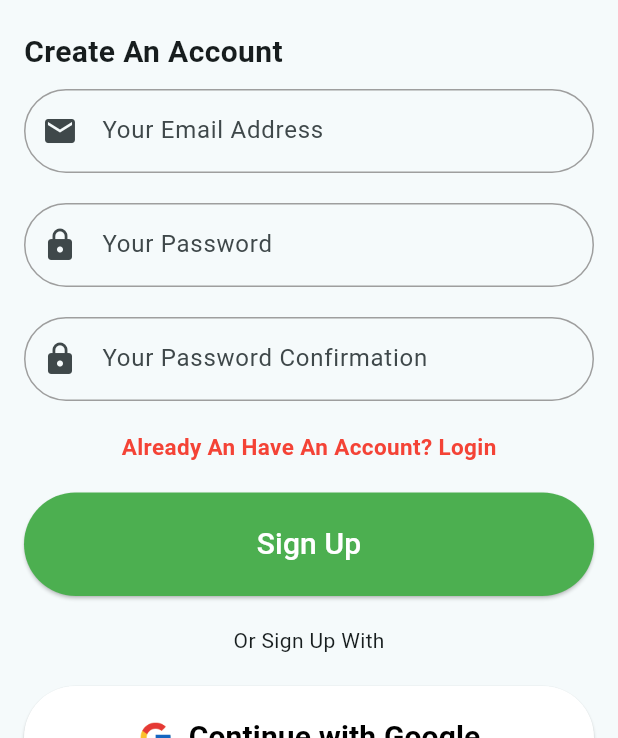
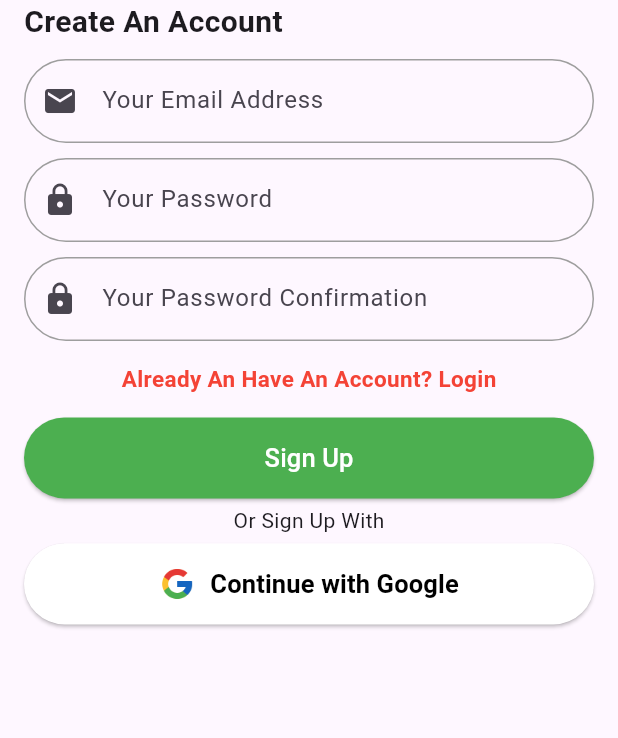
Before and after one commit to restenPiz/healthClick_app, a Flutter app: the screen it shows after launch, after a tap on "Create an account", on a phone screen of 412 x 824 dp, the part 498-1236 px from its top. Run offline on Flutter 3.47's test engine with Material 3 defaults, Android fonts, the light colour scheme and no system bars; our stand-ins replace firebase_auth, firebase_core, geolocator, getwidget, google_maps_flutter, google_sign_in and 2 more; missing offline and left inert: laravel_echo; accounts and stored records are empty; network calls fail.

Commit message:
Implementing the dark mode

```diff
--- /dev/null
+++ b/healthclick_app/lib/ThemeProvider.dart
@@ -0,0 +1,36 @@
+import 'package:flutter/material.dart';
+import 'package:shared_preferences/shared_preferences.dart';
+
+class ThemeProvider extends ChangeNotifier {
+  ThemeMode _themeMode = ThemeMode.system;
+
+  ThemeMode get themeMode => _themeMode;
+
+  bool get isDarkMode =>
+      _themeMode == ThemeMode.dark ||
+      (_themeMode == ThemeMode.system &&
+          WidgetsBinding.instance.platformDispatcher.platformBrightness ==
+              Brightness.dark);
+
+  ThemeProvider() {
+    _loadTheme();
+  }
+
+  void toggleTheme(bool isOn) {
+    _themeMode = isOn ? ThemeMode.dark : ThemeMode.light;
+    _saveTheme(_themeMode);
+    notifyListeners();
+  }
+
+  Future<void> _loadTheme() async {
+    final prefs = await SharedPreferences.getInstance();
+    final themeIndex = prefs.getInt('themeMode') ?? 0;
+    _themeMode = ThemeMode.values[themeIndex];
+    notifyListeners();
+  }
+
+  Future<void> _saveTheme(ThemeMode mode) async {
+    final prefs = await SharedPreferences.getInstance();
+    await prefs.setInt('themeMode', ThemeMode.values.indexOf(mode));
+  }
+}
--- a/healthclick_app/lib/main.dart
+++ b/healthclick_app/lib/main.dart
@@ -30,6 +30,7 @@
 
 import 'package:flutter/material.dart';
 import 'package:firebase_core/firebase_core.dart';
+import 'package:healthclick_app/ThemeProvider.dart';
 import 'package:healthclick_app/screens/welcome/HomePage.dart';
 import 'package:healthclick_app/screens/welcome/SplashLogin.dart';
 import 'firebase_options.dart'; // Importar as configurações geradas
@@ -45,7 +46,8 @@
   );
   runApp(
     ChangeNotifierProvider(
-      create: (_) => CartProvider(),
+      create: (_) => ThemeProvider(),
+      // create: (_) => CartProvider(),
       child: const MyApp(),
     ),
   );
@@ -56,14 +58,31 @@
 
   @override
   Widget build(BuildContext context) {
+    final themeProvider = Provider.of<ThemeProvider>(context);
+
     return MaterialApp(
       debugShowCheckedModeBanner: false,
-      title: 'SaudeClick',
+      themeMode: themeProvider.themeMode,
       theme: ThemeData(
-        colorScheme: ColorScheme.fromSeed(seedColor: Colors.white),
-        useMaterial3: true,
+        brightness: Brightness.light,
+        primarySwatch: Colors.blue,
+      ),
+      darkTheme: ThemeData(
+        brightness: Brightness.dark,
+        primarySwatch: Colors.blue,
       ),
       home: const SplashLogin(),
     );
   }
+  // Widget build(BuildContext context) {
+  //   return MaterialApp(
+  //     debugShowCheckedModeBanner: false,
+  //     title: 'SaudeClick',
+  //     theme: ThemeData(
+  //       colorScheme: ColorScheme.fromSeed(seedColor: Colors.white),
+  //       useMaterial3: true,
+  //     ),
+  //     home: const SplashLogin(),
+  //   );
+  // }
 }
--- a/healthclick_app/lib/screens/auth/CreateAccount.dart
+++ b/healthclick_app/lib/screens/auth/CreateAccount.dart
@@ -68,7 +68,7 @@
                   fit: BoxFit.cover,
                 ),
               ),
-              const SizedBox(height: 20),
+              // const SizedBox(height: 20),
 
               //? Title and Input
               const Text(
@@ -100,7 +100,7 @@
                   prefixIcon: const Icon(Icons.email),
                 ),
               ),
-              const SizedBox(height: 20),
+              const SizedBox(height: 10),
               //? Password Field
               TextField(
                 controller: passwordController,
@@ -125,7 +125,7 @@
                   prefixIcon: const Icon(Icons.lock),
                 ),
               ),
-              const SizedBox(height: 20),
+              const SizedBox(height: 10),
               //? Password Field
               TextField(
                 controller: confirmPasswordController,
@@ -150,7 +150,7 @@
                   prefixIcon: const Icon(Icons.lock),
                 ),
               ),
-              const SizedBox(height: 20),
+              const SizedBox(height: 15),
               //?Creating account section
               Center(child: GestureDetector(
                 onTap: () {
@@ -167,7 +167,7 @@
                       color: Colors.red),
                 ),
               ),),
-              const SizedBox(height: 20),
+              const SizedBox(height: 15),
               //?Login button section
               Center(
                 child: Column(
@@ -229,17 +229,17 @@
                         style: ElevatedButton.styleFrom(
                           backgroundColor: Colors.green,
                           foregroundColor: Colors.white,
-                          padding: const EdgeInsets.symmetric(vertical: 20),
+                          padding: const EdgeInsets.symmetric(vertical: 15),
                         ),
                         child: const Text(
                           'Sign Up',
-                          style: TextStyle(fontSize: 20),
+                          style: TextStyle(fontSize: 17),
                         ),
                       ),
                     ),
-                    const SizedBox(height: 20),
+                    const SizedBox(height: 5),
                     const Text("Or Sign Up With"),
-                    const SizedBox(height: 20),
+                    const SizedBox(height: 5),
                     SizedBox(
                       width: double.infinity,
                       child: ElevatedButton(
@@ -247,7 +247,7 @@
                         style: ElevatedButton.styleFrom(
                           backgroundColor: Colors.white,
                           foregroundColor: Colors.black,
-                          padding: const EdgeInsets.symmetric(vertical: 20),
+                          padding: const EdgeInsets.symmetric(vertical: 15),
                         ),
                         child: Row(
                           mainAxisAlignment: MainAxisAlignment.center,
@@ -261,7 +261,7 @@
                             const Text(
                               'Continue with Google',
                               style: TextStyle(
-                                  fontSize: 20, fontWeight: FontWeight.bold),
+                                  fontSize: 17, fontWeight: FontWeight.bold),
                             ),
                           ],
                         ),
--- a/healthclick_app/lib/screens/pharmacy/Pharmacy.dart
+++ b/healthclick_app/lib/screens/pharmacy/Pharmacy.dart
@@ -88,9 +88,8 @@
                 title: Text(
                   "Olá ${currentUser?.displayName ?? currentUser?.email?.split('@')[0] ?? 'Visitante'}",
                   style: const TextStyle(
-                      fontSize: 15,
-                      fontWeight: FontWeight.bold,
-                      color: Colors.black),
+                      fontSize: 17,
+                      fontWeight: FontWeight.bold),
                 ),
               ),
               const SizedBox(height: 20),
--- a/healthclick_app/lib/screens/product/Product.dart
+++ b/healthclick_app/lib/screens/product/Product.dart
@@ -84,7 +84,7 @@
                 title: Text(
                   "Olá ${currentUser?.displayName ?? currentUser?.email?.split('@')[0] ?? 'Visitante'}",
                   style: const TextStyle(
-                      fontSize: 15, fontWeight: FontWeight.bold),
+                      fontSize: 17, fontWeight: FontWeight.bold),
                 ),
               ),
               const SizedBox(height: 30),
--- a/healthclick_app/lib/screens/product/ProductDetails.dart
+++ b/healthclick_app/lib/screens/product/ProductDetails.dart
@@ -44,7 +44,6 @@
                   style: const TextStyle(
                     fontSize: 20,
                     fontWeight: FontWeight.bold,
-                    color: Colors.black,
                   ),
                 ),
               ),
--- a/healthclick_app/pubspec.yaml
+++ b/healthclick_app/pubspec.yaml
@@ -22,6 +22,7 @@
   flutter:
     sdk: flutter
   cupertino_icons: ^1.0.8
+  shared_preferences: ^2.2.2
 
 dev_dependencies:
   flutter_test:
```
Also changed, not shown: healthclick_app/lib/screens/pharmacy/PharmacyDetails.dart (+47 -42 lines), healthclick_app/lib/screens/profile/Profile.dart (+19 -10 lines), healthclick_app/lib/screens/profile/ProfileEdit.dart (+120 -45 lines), healthclick_app/pubspec.lock, 1 other file.
